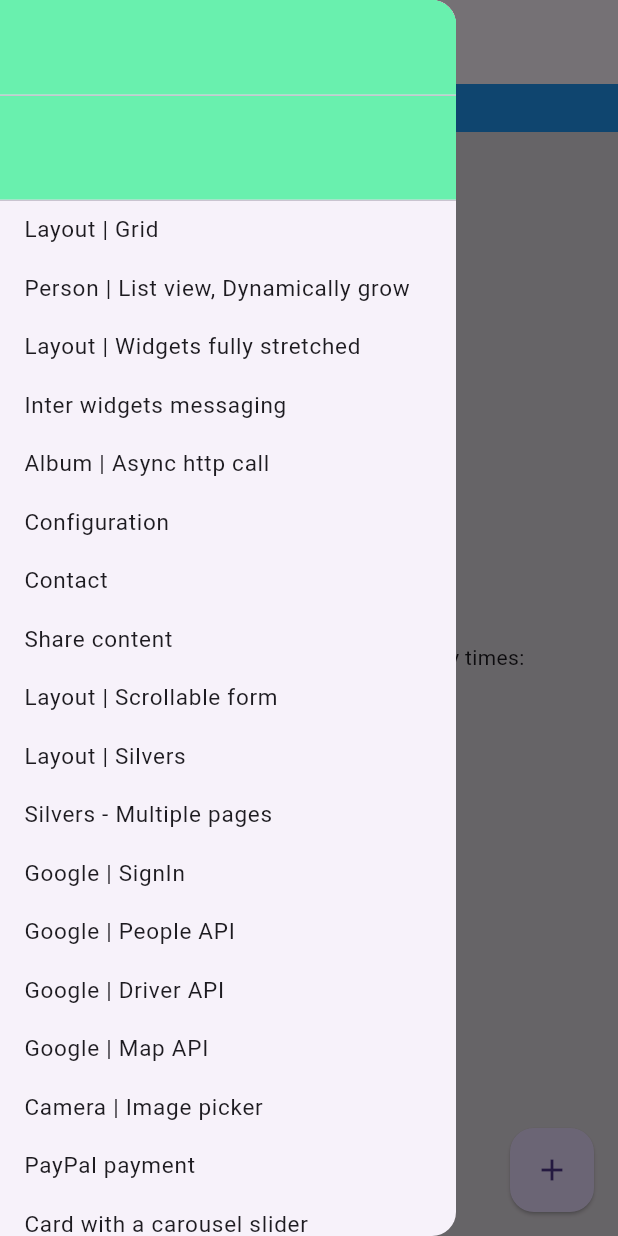
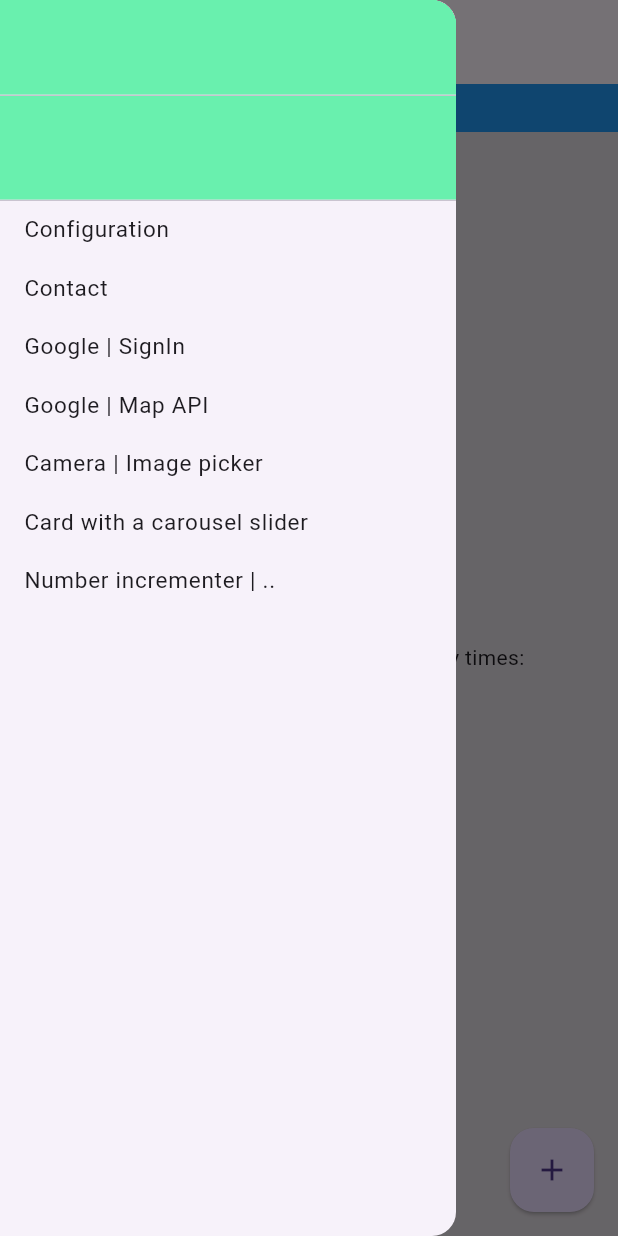
Before and after one commit to rajeendra/androidflutterfirst, a Flutter app: the screen it shows after launch, with the side drawer open, on a phone screen of 412 x 824 dp. Run offline on Flutter 3.47's test engine with Material 3 defaults, Android fonts, the phone set to English and light mode, and no system bars; our stand-ins replace camera, carousel_slider, google_maps_flutter, google_sign_in, image_picker, shared_preferences and 1 more; missing offline and left inert: flutter_braintree, mongo_dart.

Commit message:
Hide some menu items from Drawer component

```diff
--- a/lib/app_home.dart
+++ b/lib/app_home.dart
@@ -214,9 +214,15 @@ class _HomePageState extends State<HomePage>{
           //   child: Text('Flatter learn app'),
           //
           // ),
-
-          ListTile(
-            dense: true,
+          (true==true)?
+          SizedBox(
+              width: 0,
+              height: 0,
+          )
+          :
+          ListTile(
+            enabled: false,
+            dense: false,
             visualDensity: VisualDensity(vertical: -4),
             title: const Text('Layout | Grid',
               style: TextStyle(fontSize: 15),
@@ -228,6 +234,12 @@ class _HomePageState extends State<HomePage>{
               Navigator.pop(context);
             },
           ),
+          (true==true)?
+          SizedBox(
+            width: 0,
+            height: 0,
+          )
+          :
           ListTile(
             dense: true,
             visualDensity: VisualDensity(vertical: -4),
@@ -241,6 +253,12 @@ class _HomePageState extends State<HomePage>{
               Navigator.pop(context);
             },
           ),
+          (true==true)?
+          SizedBox(
+            width: 0,
+            height: 0,
+          )
+          :
           ListTile(
             dense: true,
             visualDensity: VisualDensity(vertical: -4),
@@ -254,6 +272,13 @@ class _HomePageState extends State<HomePage>{
               Navigator.pop(context);
             },
           ),
+          (true==true)?
+          SizedBox(
+            width: 0,
+            height: 0,
+          )
+        :
+
           ListTile(
             dense: true,
             visualDensity: VisualDensity(vertical: -4),
@@ -267,6 +292,12 @@ class _HomePageState extends State<HomePage>{
               Navigator.pop(context);
             },
           ),
+          (true==true)?
+          SizedBox(
+            width: 0,
+            height: 0,
+          )
+          :
           ListTile(
             dense: true,
             visualDensity: VisualDensity(vertical: -4),
@@ -280,6 +311,12 @@ class _HomePageState extends State<HomePage>{
               Navigator.pop(context);
             },
           ),
+          (true==false)?
+          SizedBox(
+            width: 0,
+            height: 0,
+          )
+          :
           ListTile(
             dense: true,
             visualDensity: VisualDensity(vertical: -4),
@@ -291,6 +328,14 @@ class _HomePageState extends State<HomePage>{
               Navigator.pop(context);
             },
           ),
+
+          (true==false)?
+          SizedBox(
+            width: 0,
+            height: 0,
+          )
+          :
+
           ListTile(
             dense: true,
             visualDensity: VisualDensity(vertical: -4),
@@ -304,6 +349,13 @@ class _HomePageState extends State<HomePage>{
               Navigator.pop(context);
             },
           ),
+          (true==true)?
+          SizedBox(
+            width: 0,
+            height: 0,
+          )
+          :
+
           ListTile(
             dense: true,
             visualDensity: VisualDensity(vertical: -4),
@@ -317,6 +369,12 @@ class _HomePageState extends State<HomePage>{
               Navigator.pop(context);
             },
           ),
+          (true==true)?
+          SizedBox(
+            width: 0,
+            height: 0,
+          )
+          :
           ListTile(
             dense: true,
             visualDensity: VisualDensity(vertical: -4),
@@ -330,6 +388,13 @@ class _HomePageState extends State<HomePage>{
               Navigator.pop(context);
             },
           ),
+          (true==true)?
+          SizedBox(
+            width: 0,
+            height: 0,
+          )
+          :
+
           ListTile(
             dense: true,
             visualDensity: VisualDensity(vertical: -4),
@@ -343,6 +408,13 @@ class _HomePageState extends State<HomePage>{
               Navigator.pop(context);
             },
           ),
+          (true==true)?
+          SizedBox(
+            width: 0,
+            height: 0,
+          )
+          :
+
           ListTile(
             dense: true,
             visualDensity: VisualDensity(vertical: -4),
@@ -356,6 +428,13 @@ class _HomePageState extends State<HomePage>{
               Navigator.pop(context);
             },
           ),
+          (true==false)?
+          SizedBox(
+            width: 0,
+            height: 0,
+          )
+          :
+
           ListTile(
             dense: true,
             visualDensity: VisualDensity(vertical: -4),
@@ -369,6 +448,13 @@ class _HomePageState extends State<HomePage>{
               Navigator.pop(context);
             },
           ),
+          (true==true)?
+          SizedBox(
+            width: 0,
+            height: 0,
+          )
+          :
+
           ListTile(
             dense: true,
             visualDensity: VisualDensity(vertical: -4),
@@ -382,6 +468,13 @@ class _HomePageState extends State<HomePage>{
               Navigator.pop(context);
             },
           ),
+          (true==true)?
+          SizedBox(
+            width: 0,
+            height: 0,
+          )
+          :
+
           ListTile(
             dense: true,
             visualDensity: VisualDensity(vertical: -4),
@@ -395,6 +488,13 @@ class _HomePageState extends State<HomePage>{
               Navigator.pop(context);
             },
           ),
+          (true==false)?
+          SizedBox(
+            width: 0,
+            height: 0,
+          )
+          :
+
           ListTile(
             dense: true,
             visualDensity: VisualDensity(vertical: -4),
@@ -408,6 +508,13 @@ class _HomePageState extends State<HomePage>{
               Navigator.pop(context);
             },
           ),
+          (true==false)?
+          SizedBox(
+            width: 0,
+            height: 0,
+          )
+          :
+
           ListTile(
             dense: true,
             visualDensity: VisualDensity(vertical: -4),
@@ -421,6 +528,13 @@ class _HomePageState extends State<HomePage>{
               Navigator.pop(context);
             },
           ),
+          (true==true)?
+          SizedBox(
+            width: 0,
+            height: 0,
+          )
+          :
+
           ListTile(
             dense: true,
             visualDensity: VisualDensity(vertical: -4),
@@ -434,6 +548,13 @@ class _HomePageState extends State<HomePage>{
               Navigator.pop(context);
             },
           ),
+          (true==false)?
+          SizedBox(
+            width: 0,
+            height: 0,
+          )
+          :
+
           ListTile(
             dense: true,
             visualDensity: VisualDensity(vertical: -4),
@@ -447,6 +568,13 @@ class _HomePageState extends State<HomePage>{
               Navigator.pop(context);
             },
           ),
+          (true==false)?
+          SizedBox(
+            width: 0,
+            height: 0,
+          )
+          :
+
           ListTile(
             dense: true,
             visualDensity: VisualDensity(vertical: -4),
--- a/lib/contact/contact.dart
+++ b/lib/contact/contact.dart
@@ -206,7 +206,7 @@ class _ContactState extends State<Contact> {
                         size: 80.0,
                         color: Colors.red
                     ),
-                    Text('Something went wrong',
+                    Text('Something went wrong..',
                       style: TextStyle(
                         //fontWeight: FontWeight.bold,
                         fontStyle: FontStyle.italic,
--- a/lib/main.dart
+++ b/lib/main.dart
@@ -2,6 +2,8 @@ import 'package:flutter/material.dart';
 // App
 import 'package:androidflutterfirst/app_home.dart' as app;
 import 'package:androidflutterfirst/app_constants.dart' as constants;
+
+// Run with --stacktrace option to get the stack trace. Run with --info or --debug option to get more log output. Run with --scan to get full insights.
 
 bool isCameraEnabled = false;
 
```
